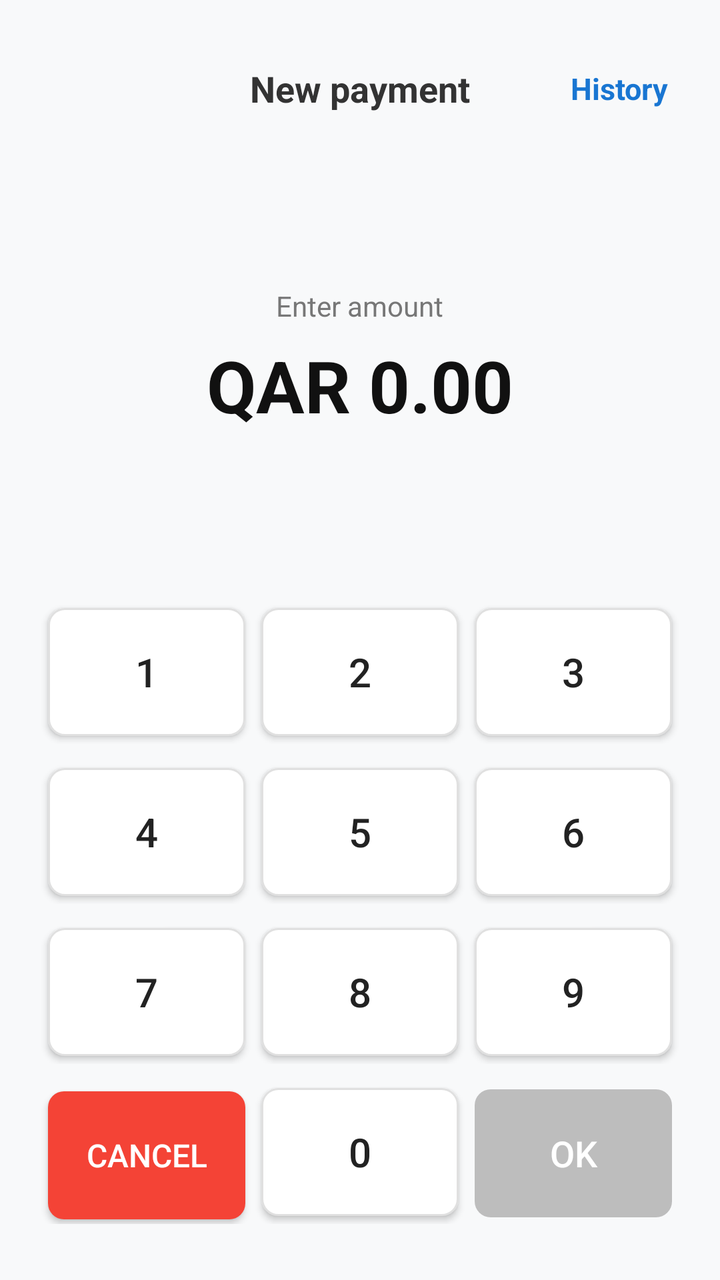
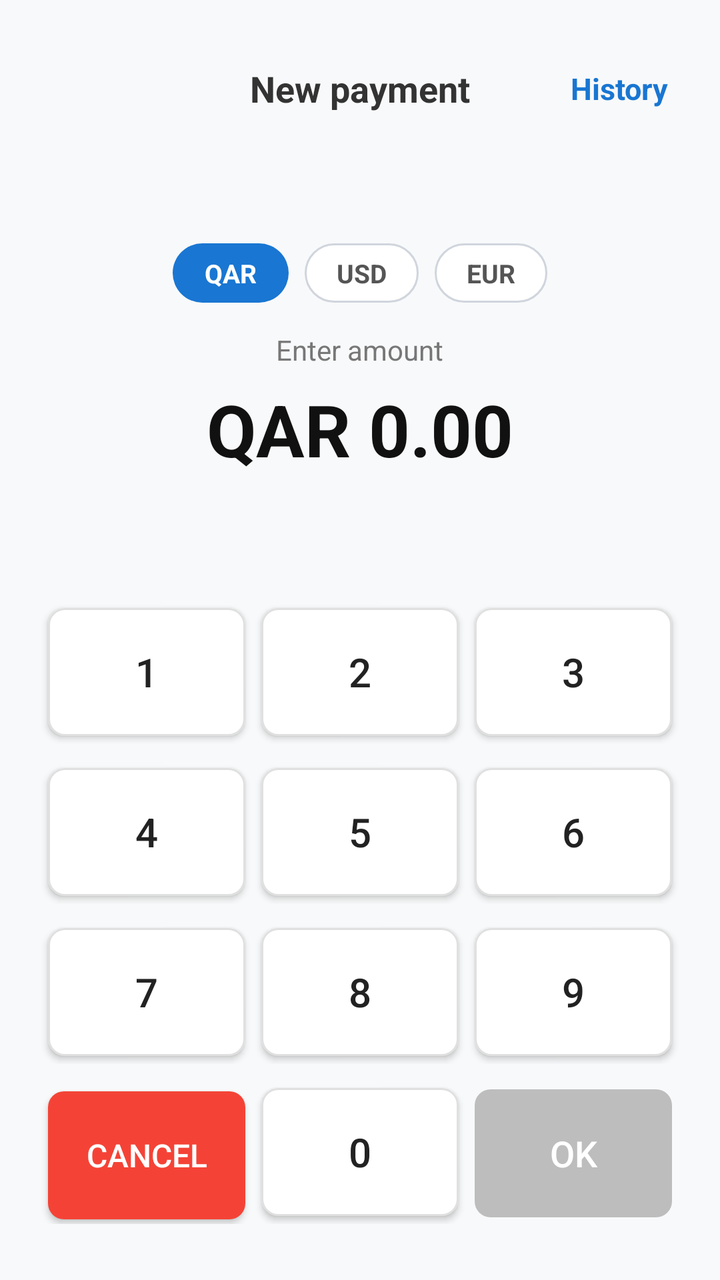

Screens rendered from an Android XML layout before and after an edit, with the pre-edit source and the edit as a unified diff.
<!-- AndroidManifest.xml: activity theme Theme.Dipsy -->
<!-- res/layout/activity_main.xml -->
<?xml version="1.0" encoding="utf-8"?>
<LinearLayout xmlns:android="http://schemas.android.com/apk/res/android"
    android:layout_width="match_parent"
    android:layout_height="match_parent"
    android:orientation="vertical"
    android:padding="20dp"
    android:background="#F8F9FA">

    <RelativeLayout
        android:layout_width="match_parent"
        android:layout_height="wrap_content"
        android:layout_marginTop="8dp">

        <TextView
            android:layout_width="wrap_content"
            android:layout_height="wrap_content"
            android:layout_centerInParent="true"
            android:text="New payment"
            android:textColor="#333333"
            android:textSize="18sp"
            android:textStyle="bold" />

        <TextView
            android:id="@+id/btnHistory"
            android:layout_width="wrap_content"
            android:layout_height="wrap_content"
            android:layout_alignParentEnd="true"
            android:layout_centerVertical="true"
            android:padding="6dp"
            android:text="History"
            android:textColor="#1976D2"
            android:textSize="15sp"
            android:textStyle="bold" />
    </RelativeLayout>

    <LinearLayout
        android:layout_width="match_parent"
        android:layout_height="0dp"
        android:layout_weight="1"
        android:gravity="center"
        android:orientation="vertical">

        <TextView
            android:layout_width="wrap_content"
            android:layout_height="wrap_content"
            android:text="Enter amount"
            android:textColor="#777777"
            android:textSize="14sp" />

        <TextView
            android:id="@+id/amount"
            android:layout_width="wrap_content"
            android:layout_height="wrap_content"
            android:layout_marginTop="6dp"
            android:text="QAR 0.00"
            android:textColor="#111111"
            android:textSize="36sp"
            android:textStyle="bold" />

        <ProgressBar
            android:id="@+id/progressBar"
            android:layout_width="32dp"
            android:layout_height="32dp"
            android:layout_marginTop="12dp"
            android:visibility="gone" />

        <LinearLayout
            android:id="@+id/layoutError"
            android:layout_width="wrap_content"
            android:layout_height="wrap_content"
            android:layout_marginTop="12dp"
            android:gravity="center"
            android:orientation="vertical"
            android:visibility="gone">

            <TextView
                android:id="@+id/tvError"
                android:layout_width="wrap_content"
                android:layout_height="wrap_content"
                android:textColor="#D32F2F"
                android:textSize="14sp" />

            <Button
                android:id="@+id/btnRetry"
                style="@android:style/Widget.Material.Button.Borderless"
                android:layout_width="wrap_content"
                android:layout_height="wrap_content"
                android:text="Retry"
                android:textColor="#D32F2F"
                android:textSize="14sp" />
        </LinearLayout>
    </LinearLayout>

    <TableLayout
        android:layout_width="match_parent"
        android:layout_height="wrap_content"
        android:stretchColumns="*">

        <TableRow android:layout_marginBottom="8dp">
            <Button
                android:id="@+id/btn1"
                android:layout_height="64dp"
                android:layout_margin="4dp"
                android:background="@drawable/bg_key_num"
                android:text="1"
                android:textColor="#222222"
                android:textSize="20sp" />
            <Button
                android:id="@+id/btn2"
                android:layout_height="64dp"
                android:layout_margin="4dp"
                android:background="@drawable/bg_key_num"
                android:text="2"
                android:textColor="#222222"
                android:textSize="20sp" />
            <Button
                android:id="@+id/btn3"
                android:layout_height="64dp"
                android:layout_margin="4dp"
                android:background="@drawable/bg_key_num"
                android:text="3"
                android:textColor="#222222"
                android:textSize="20sp" />
        </TableRow>

        <TableRow android:layout_marginBottom="8dp">
            <Button
                android:id="@+id/btn4"
                android:layout_height="64dp"
                android:layout_margin="4dp"
                android:background="@drawable/bg_key_num"
                android:text="4"
                android:textColor="#222222"
                android:textSize="20sp" />
            <Button
                android:id="@+id/btn5"
                android:layout_height="64dp"
                android:layout_margin="4dp"
                android:background="@drawable/bg_key_num"
                android:text="5"
                android:textColor="#222222"
                android:textSize="20sp" />
            <Button
                android:id="@+id/btn6"
                android:layout_height="64dp"
                android:layout_margin="4dp"
                android:background="@drawable/bg_key_num"
                android:text="6"
                android:textColor="#222222"
                android:textSize="20sp" />
        </TableRow>

        <TableRow android:layout_marginBottom="8dp">
            <Button
                android:id="@+id/btn7"
                android:layout_height="64dp"
                android:layout_margin="4dp"
                android:background="@drawable/bg_key_num"
                android:text="7"
                android:textColor="#222222"
                android:textSize="20sp" />
            <Button
                android:id="@+id/btn8"
                android:layout_height="64dp"
                android:layout_margin="4dp"
                android:background="@drawable/bg_key_num"
                android:text="8"
                android:textColor="#222222"
                android:textSize="20sp" />
            <Button
                android:id="@+id/btn9"
                android:layout_height="64dp"
                android:layout_margin="4dp"
                android:background="@drawable/bg_key_num"
                android:text="9"
                android:textColor="#222222"
                android:textSize="20sp" />
        </TableRow>

        <TableRow android:layout_marginBottom="8dp">
            <Button
                android:id="@+id/btnCancel"
                android:layout_height="64dp"
                android:layout_margin="4dp"
                android:background="@drawable/bg_key_cancel"
                android:text="Cancel"
                android:textColor="#FFFFFF"
                android:textSize="16sp" />
            <Button
                android:id="@+id/btn0"
                android:layout_height="64dp"
                android:layout_margin="4dp"
                android:background="@drawable/bg_key_num"
                android:text="0"
                android:textColor="#222222"
                android:textSize="20sp" />
            <Button
                android:id="@+id/btnOK"
                android:layout_height="64dp"
                android:layout_margin="4dp"
                android:background="@drawable/bg_key_ok"
                android:enabled="false"
                android:text="OK"
                android:textColor="#FFFFFF"
                android:textSize="18sp" />
        </TableRow>
    </TableLayout>

</LinearLayout>
<!-- resources referenced by this layout -->
<resources>
  <!-- drawable bg_key_cancel (drawable) -->
  <?xml version="1.0" encoding="utf-8"?>
  <shape xmlns:android="http://schemas.android.com/apk/res/android">
      <solid android:color="#F44336" />
      <corners android:radius="8dp" />
  </shape>
  <!-- drawable bg_key_num (drawable) -->
  <?xml version="1.0" encoding="utf-8"?>
  <shape xmlns:android="http://schemas.android.com/apk/res/android">
      <solid android:color="#FFFFFF" />
      <corners android:radius="8dp" />
      <stroke android:width="1dp" android:color="#E0E0E0" />
  </shape>
  <!-- drawable bg_key_ok (drawable) -->
  <?xml version="1.0" encoding="utf-8"?>
  <selector xmlns:android="http://schemas.android.com/apk/res/android">
      <item android:state_enabled="false">
          <shape>
              <solid android:color="#BDBDBD" />
              <corners android:radius="8dp" />
          </shape>
      </item>
      <item>
          <shape>
              <solid android:color="#4CAF50" />
              <corners android:radius="8dp" />
          </shape>
      </item>
  </selector>
  <style name="Theme.Dipsy" parent="android:Theme.Material.Light.NoActionBar" />
</resources>

<!-- the commit's change to res/layout/activity_main.xml (unified diff, before → after) -->
@@ -40,6 +40,58 @@
         android:gravity="center"
         android:orientation="vertical">
 
+        <LinearLayout
+            android:id="@+id/layoutCurrencySelector"
+            android:layout_width="wrap_content"
+            android:layout_height="wrap_content"
+            android:orientation="horizontal"
+            android:layout_marginBottom="14dp">
+
+            <TextView
+                android:id="@+id/btnCurrencyQar"
+                android:layout_width="wrap_content"
+                android:layout_height="wrap_content"
+                android:background="@drawable/bg_currency_selected"
+                android:paddingStart="16dp"
+                android:paddingEnd="16dp"
+                android:paddingTop="6dp"
+                android:paddingBottom="6dp"
+                android:layout_marginEnd="8dp"
+                android:text="QAR"
+                android:textColor="#FFFFFF"
+                android:textSize="13sp"
+                android:textStyle="bold" />
+
+            <TextView
+                android:id="@+id/btnCurrencyUsd"
+                android:layout_width="wrap_content"
+                android:layout_height="wrap_content"
+                android:background="@drawable/bg_currency_unselected"
+                android:paddingStart="16dp"
+                android:paddingEnd="16dp"
+                android:paddingTop="6dp"
+                android:paddingBottom="6dp"
+                android:layout_marginEnd="8dp"
+                android:text="USD"
+                android:textColor="#555555"
+                android:textSize="13sp"
+                android:textStyle="bold" />
+
+            <TextView
+                android:id="@+id/btnCurrencyEur"
+                android:layout_width="wrap_content"
+                android:layout_height="wrap_content"
+                android:background="@drawable/bg_currency_unselected"
+                android:paddingStart="16dp"
+                android:paddingEnd="16dp"
+                android:paddingTop="6dp"
+                android:paddingBottom="6dp"
+                android:text="EUR"
+                android:textColor="#555555"
+                android:textSize="13sp"
+                android:textStyle="bold" />
+        </LinearLayout>
+
         <TextView
             android:layout_width="wrap_content"
             android:layout_height="wrap_content"
<!-- resource entries referenced after the edit -->
@@ -1,5 +1,18 @@
 <!-- resources referenced by this layout -->
 <resources>
+  <!-- drawable bg_currency_selected (drawable) -->
+  <?xml version="1.0" encoding="utf-8"?>
+  <shape xmlns:android="http://schemas.android.com/apk/res/android">
+      <solid android:color="#1976D2" />
+      <corners android:radius="16dp" />
+  </shape>
+  <!-- drawable bg_currency_unselected (drawable) -->
+  <?xml version="1.0" encoding="utf-8"?>
+  <shape xmlns:android="http://schemas.android.com/apk/res/android">
+      <solid android:color="#FFFFFF" />
+      <corners android:radius="16dp" />
+      <stroke android:width="1dp" android:color="#D0D5DD" />
+  </shape>
   <!-- drawable bg_key_cancel (drawable) -->
   <?xml version="1.0" encoding="utf-8"?>
   <shape xmlns:android="http://schemas.android.com/apk/res/android">
